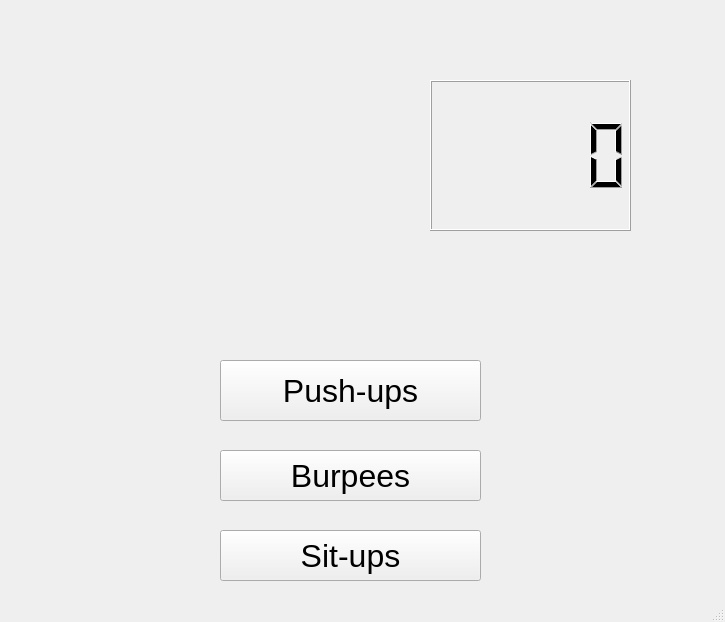
Before: the Qt Designer form fitness.ui in Tanishq1001/Fitness-app, drawn with Qt 5.
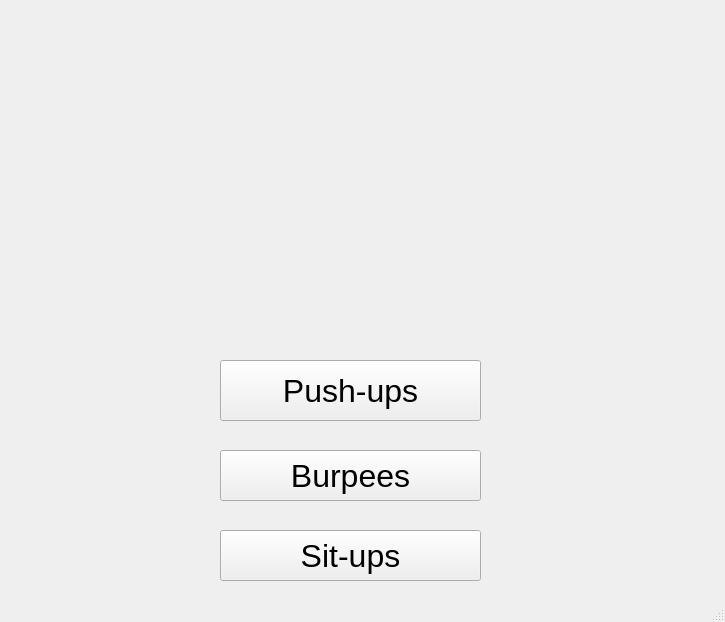
After: the same form once the commit is applied. Icons and pictures are not drawn.

```diff
--- a/fitness.ui
+++ b/fitness.ui
@@ -71,8 +71,8 @@
    <widget class="QLabel" name="label">
     <property name="geometry">
      <rect>
-      <x>60</x>
-      <y>20</y>
+      <x>220</x>
+      <y>30</y>
       <width>331</width>
       <height>281</height>
      </rect>
@@ -84,16 +84,6 @@
      <pixmap>media resources/pushup.gif</pixmap>
     </property>
    </widget>
-   <widget class="QLCDNumber" name="lcdNumber">
-    <property name="geometry">
-     <rect>
-      <x>430</x>
-      <y>80</y>
-      <width>201</width>
-      <height>151</height>
-     </rect>
-    </property>
-   </widget>
    <zorder>button_sitsups</zorder>
    <zorder>button_burpees</zorder>
    <zorder>button_pushups</zorder>
```
Left out of the diff: 1 changed line with no effect on the pictures.
